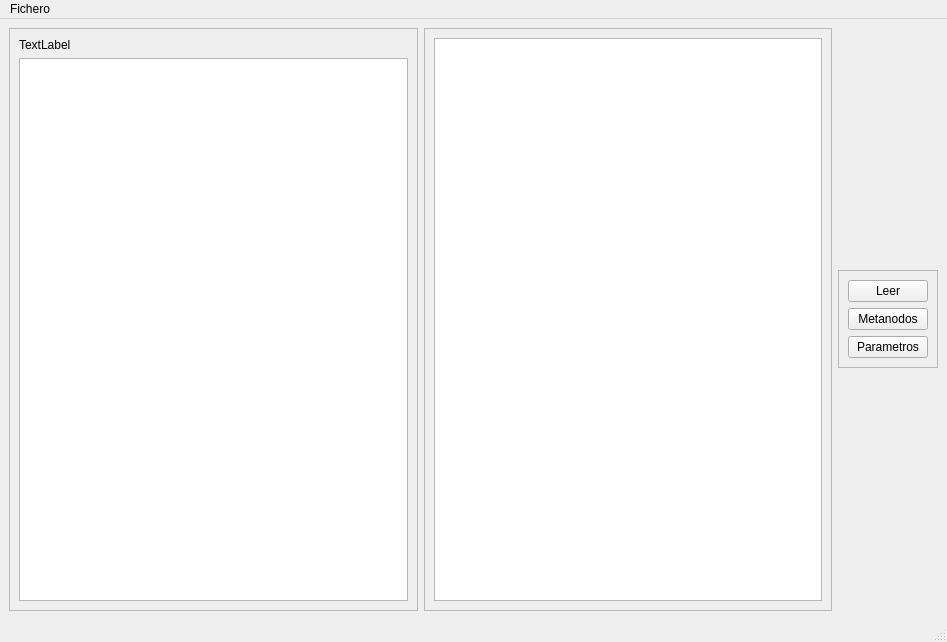
The window that main_asimov.ui (albatg/ASIMOV) describes before a commit, drawn with Qt 5.
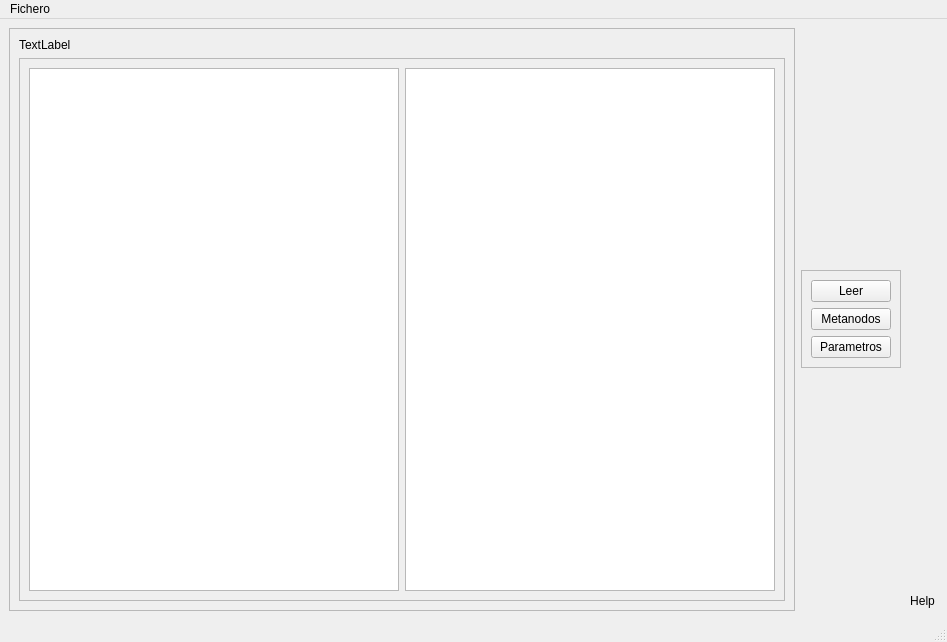
The same window after the commit. Icons and pictures are not drawn.

```diff
--- a/main_asimov.ui
+++ b/main_asimov.ui
@@ -50,12 +50,6 @@
         </widget>
        </item>
        <item>
-        <widget class="QPlainTextEdit" name="textBody"/>
-       </item>
-      </layout>
-     </widget>
-    </item>
-    <item>
      <widget class="QFrame" name="frame_2">
       <property name="sizePolicy">
        <sizepolicy hsizetype="Expanding" vsizetype="Expanding">
@@ -69,9 +63,32 @@
       <property name="frameShadow">
        <enum>QFrame::Raised</enum>
       </property>
-      <layout class="QVBoxLayout" name="verticalLayout_2">
+         <layout class="QHBoxLayout" name="horizontalLayout_2">
        <item>
-        <widget class="QTextEdit" name="selectData"/>
+           <widget class="QTextEdit" name="textBody">
+            <property name="styleSheet">
+             <string notr="true"/>
+            </property>
+           </widget>
+          </item>
+          <item>
+           <widget class="QTextEdit" name="selectData">
+            <property name="enabled">
+             <bool>true</bool>
+            </property>
+            <property name="focusPolicy">
+             <enum>Qt::NoFocus</enum>
+            </property>
+            <property name="styleSheet">
+             <string notr="true"/>
+            </property>
+            <property name="readOnly">
+             <bool>true</bool>
+            </property>
+           </widget>
+          </item>
+         </layout>
+        </widget>
        </item>
       </layout>
      </widget>
@@ -119,6 +136,45 @@
       </layout>
      </widget>
     </item>
+    <item alignment="Qt::AlignBottom">
+     <widget class="QPushButton" name="helpButton">
+      <property name="sizePolicy">
+       <sizepolicy hsizetype="Minimum" vsizetype="Minimum">
+        <horstretch>0</horstretch>
+        <verstretch>0</verstretch>
+       </sizepolicy>
+      </property>
+      <property name="styleSheet">
+       <string notr="true">QPushButton{
+	background-color: rgba(255, 255, 255, 0);
+	border-radius: 0px;
+	padding: 3px;
+}
+
+QPushButton:hover
+{
+	background-color: #003333;
+	border: 1px solid #59AD59;
+	color: #fff;
+
+	
+}</string>
+      </property>
+      <property name="text">
+       <string>Help</string>
+      </property>
+      <property name="icon">
+       <iconset resource="img/images.qrc">
+        <normaloff>:/help100.png</normaloff>:/help100.png</iconset>
+      </property>
+      <property name="iconSize">
+       <size>
+        <width>20</width>
+        <height>20</height>
+       </size>
+      </property>
+     </widget>
+    </item>
    </layout>
   </widget>
   <widget class="QMenuBar" name="menubar">
```
Left out of the diff: 27 changed lines with no effect on the pictures. Lines whose indentation alone changed are shown as unchanged.
